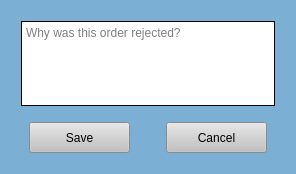
This is UI Screens/COMBdb_Rejection_Log_Reason_Form.ui in Kasmanian/COMBDb-oldgen as Qt 5 draws it before an edit. The edited form follows.
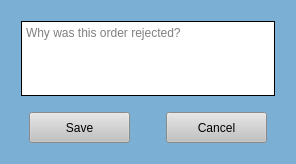
This is the edited form.

Commit message: Rejection logs & button text change on culture type

```diff
--- a/UI Screens/COMBdb_Rejection_Log_Reason_Form.ui
+++ b/UI Screens/COMBdb_Rejection_Log_Reason_Form.ui
@@ -7,9 +7,15 @@
     <x>0</x>
     <y>0</y>
     <width>296</width>
-    <height>174</height>
+    <height>164</height>
    </rect>
   </property>
+  <property name="maximumSize">
+   <size>
+    <width>999</width>
+    <height>999</height>
+   </size>
+  </property>
   <property name="windowTitle">
    <string>Rejection Log Reason</string>
   </property>
```
Left out of the diff: 4 changed lines with no effect on the pictures. The commit also changes 11 other files.
